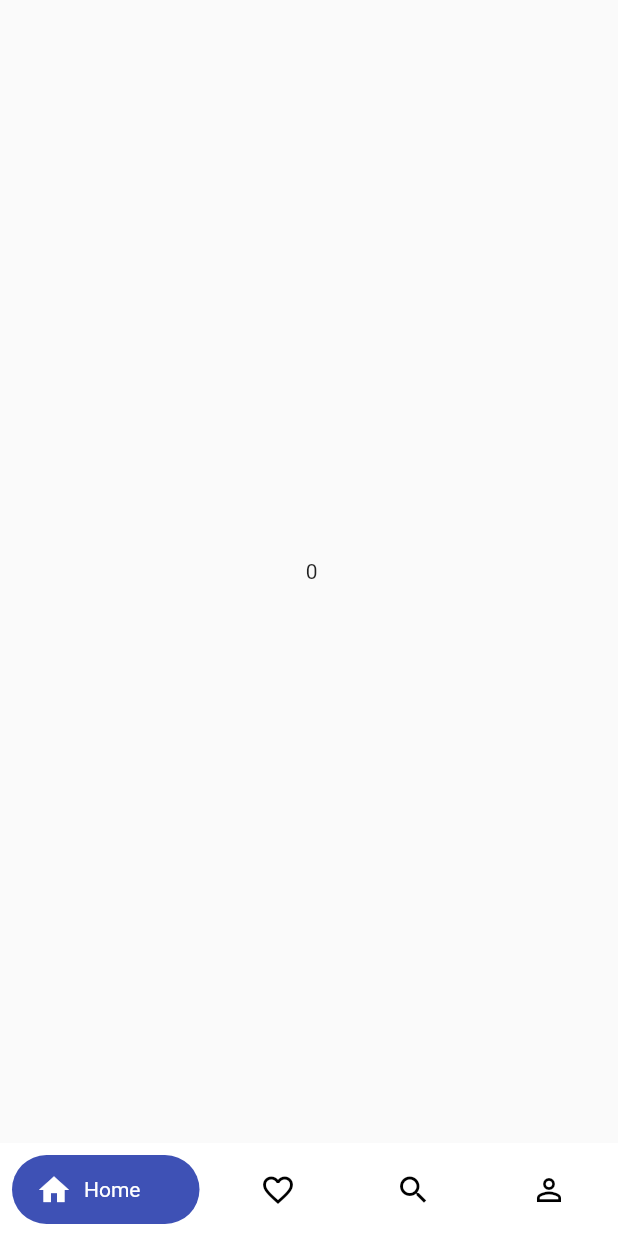
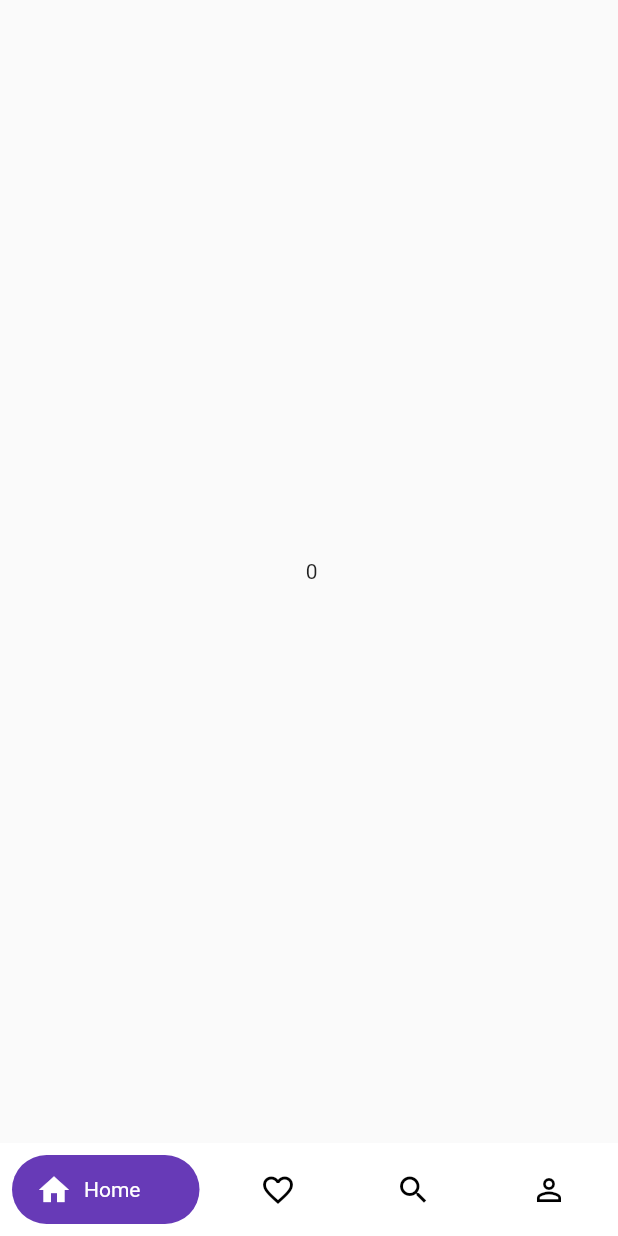
Before and after one commit to DhruvamSharma/flutter_intervention, a Flutter app: the screen it shows after launch, on a phone screen of 412 x 824 dp. Run offline on Flutter 3.47's test engine with Material 2 defaults, Android fonts, the phone set to English and light mode, and no system bars; our stand-ins replace rxdart.

Commit message:
fix(colors on bottom-navigation): added more colors to bottom navigation

```diff
--- a/lib/bottom_navigation_bar.dart
+++ b/lib/bottom_navigation_bar.dart
@@ -1,6 +1,5 @@
 import 'package:flutter/material.dart';
 import 'package:gamezop_mock/bloc.dart';
-import 'package:gamezop_mock/utils/Colors.dart';
 
 class CustomBottomNavigationBar extends StatefulWidget {
   @override
@@ -10,22 +9,21 @@ class CustomBottomNavigationBar extends StatefulWidget {
 class _CustomBottomNavigationBarState extends State<CustomBottomNavigationBar> {
 
   int _index = 0;
-  Color _selectedIndexColor = getColor(0xFF3e51b5);
   Color _backgroundColor = Colors.white;
   List<NavigationItem> _navigationItems = <NavigationItem> [
-    NavigationItem(icon: Icon(Icons.home), text: Text('Home')),
-    NavigationItem(icon: Icon(Icons.favorite_border), text: Text('Favourites')),
-    NavigationItem(icon: Icon(Icons.search), text: Text('Search')),
-    NavigationItem(icon: Icon(Icons.person_outline), text: Text('Profile')),
+    NavigationItem(icon: Icon(Icons.home), text: Text('Home'), color: Colors.deepPurple),
+    NavigationItem(icon: Icon(Icons.favorite_border), text: Text('Favourites'), color: Colors.amber),
+    NavigationItem(icon: Icon(Icons.search), text: Text('Search'), color: Colors.blue),
+    NavigationItem(icon: Icon(Icons.person_outline), text: Text('Profile'), color: Colors.pink),
   ];
 
   Widget _buildNavigationItem(NavigationItem item, bool isSelected) {
     return AnimatedContainer(
       duration: Duration(milliseconds: 200),
       height: double.maxFinite,
-      width: isSelected? 125: 50,
+      width: MediaQuery.of(context).orientation == Orientation.portrait? isSelected? 125: 50: isSelected? 200: 100,
       decoration: isSelected? BoxDecoration(
-        color: isSelected? _selectedIndexColor: _backgroundColor,
+        color: isSelected? item.color: _backgroundColor,
         borderRadius: BorderRadius.circular(50)
       ): null,
       padding: isSelected? EdgeInsets.only(left: 16, right: 16): null,
@@ -60,6 +58,7 @@ class _CustomBottomNavigationBarState extends State<CustomBottomNavigationBar> {
   @override
   Widget build(BuildContext context) {
     return Container(
+      alignment: Alignment.center,
       width: MediaQuery.of(context).size.width,
       height: 62,
       padding: EdgeInsets.all(8),
@@ -93,5 +92,6 @@ class _CustomBottomNavigationBarState extends State<CustomBottomNavigationBar> {
 class NavigationItem {
   Icon icon;
   Text text;
-  NavigationItem({this.icon, this.text});
+  Color color;
+  NavigationItem({this.icon, this.text, this.color});
 }
--- a/lib/main.dart
+++ b/lib/main.dart
@@ -7,7 +7,7 @@ void main() => runApp(MyApp());
 class MyApp extends StatelessWidget {
   // This widget is the root of your application.
 
-  MaterialColor colorCustom = getColor(0xFF3e51b5);
+  final MaterialColor colorCustom = getColor(0xFF3e51b5);
   @override
   Widget build(BuildContext context) {
     return MaterialApp(
```
